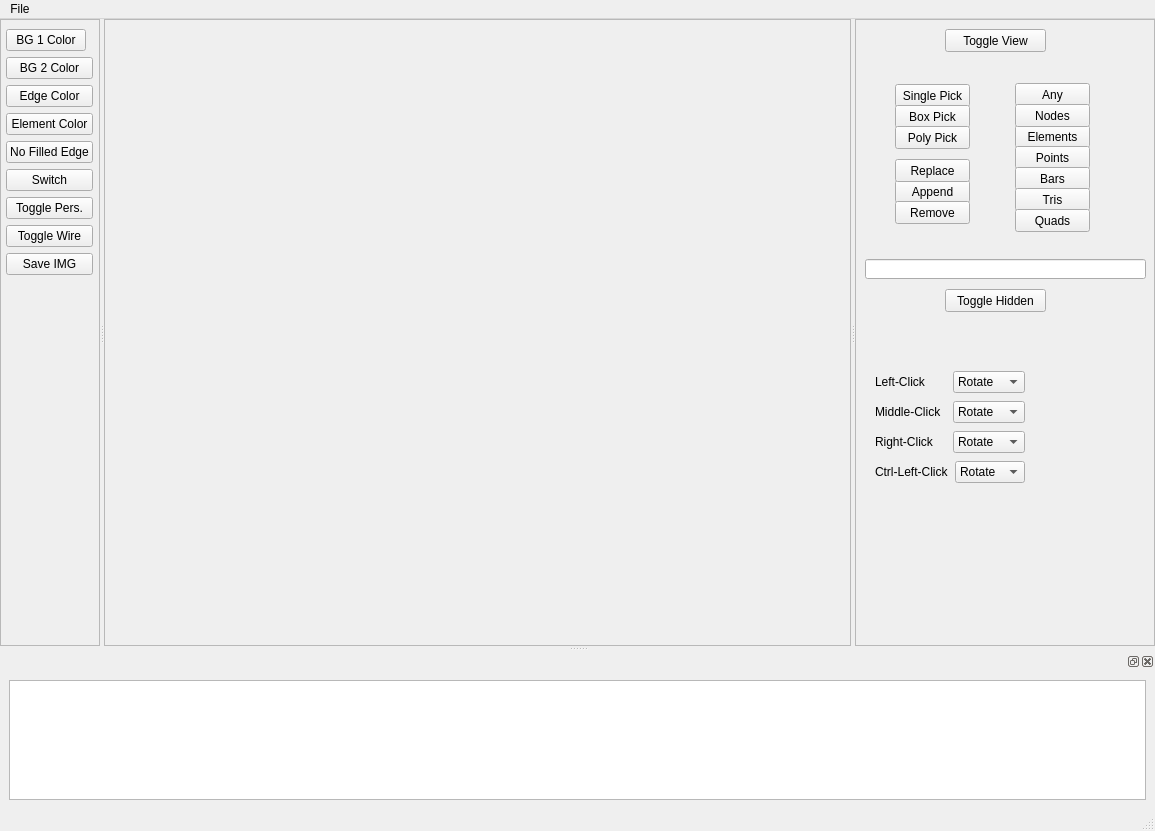
Above: fem_post/view/view.ui from MRedAero/FEMAnalysisTool before the change. Below: the same form after it.
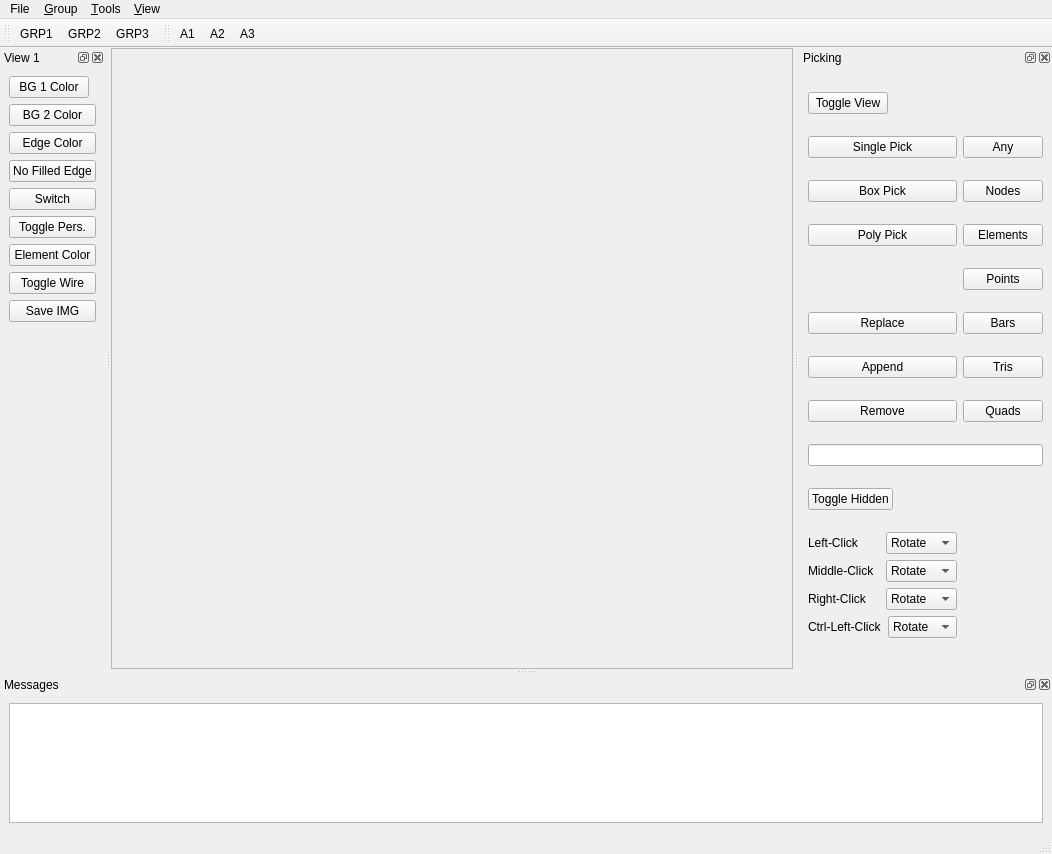
That is the form after the change. Icons and pictures are not drawn.

What changed in the file:
```diff
--- a/fem_post/view/view.ui
+++ b/fem_post/view/view.ui
@@ -6,8 +6,8 @@
    <rect>
     <x>0</x>
     <y>0</y>
-    <width>1155</width>
-    <height>831</height>
+    <width>1052</width>
+    <height>854</height>
    </rect>
   </property>
   <property name="windowTitle">
@@ -26,80 +26,160 @@
       <property name="orientation">
        <enum>Qt::Horizontal</enum>
       </property>
-      <widget class="QFrame" name="frame_3">
-       <property name="maximumSize">
-        <size>
-         <width>100</width>
-         <height>16777215</height>
-        </size>
+      <widget class="QSplitter" name="splitter">
+       <property name="orientation">
+        <enum>Qt::Horizontal</enum>
        </property>
+       <widget class="QFrame" name="frame">
        <property name="frameShape">
         <enum>QFrame::StyledPanel</enum>
        </property>
        <property name="frameShadow">
         <enum>QFrame::Raised</enum>
        </property>
-       <layout class="QGridLayout" name="gridLayout">
-        <property name="leftMargin">
+        <layout class="QGridLayout" name="gridLayout_2">
+         <property name="margin">
          <number>0</number>
         </property>
-        <property name="topMargin">
-         <number>9</number>
-        </property>
-        <property name="rightMargin">
+         <property name="spacing">
          <number>0</number>
         </property>
-        <property name="bottomMargin">
-         <number>0</number>
-        </property>
-        <property name="horizontalSpacing">
-         <number>0</number>
-        </property>
-        <property name="verticalSpacing">
-         <number>6</number>
-        </property>
+         <item row="0" column="0">
+          <layout class="QVBoxLayout" name="vl"/>
+         </item>
+        </layout>
+       </widget>
+      </widget>
+     </widget>
+    </item>
+   </layout>
+  </widget>
+  <widget class="QMenuBar" name="menubar">
+   <property name="geometry">
+    <rect>
+     <x>0</x>
+     <y>0</y>
+     <width>1052</width>
+     <height>21</height>
+    </rect>
+   </property>
+   <widget class="QMenu" name="menuFile">
+    <property name="title">
+     <string>File</string>
+    </property>
+    <addaction name="actionOpen"/>
+   </widget>
+   <widget class="QMenu" name="menu_Group">
+    <property name="title">
+     <string>&amp;Group</string>
+    </property>
+   </widget>
+   <widget class="QMenu" name="menu_Tools">
+    <property name="title">
+     <string>&amp;Tools</string>
+    </property>
+   </widget>
+   <widget class="QMenu" name="menu_View">
+    <property name="title">
+     <string>&amp;View</string>
+    </property>
+   </widget>
+   <addaction name="menuFile"/>
+   <addaction name="menu_Group"/>
+   <addaction name="menu_Tools"/>
+   <addaction name="menu_View"/>
+  </widget>
+  <widget class="QStatusBar" name="statusbar"/>
+  <widget class="QDockWidget" name="dock_msg">
+   <property name="windowTitle">
+    <string>Messages</string>
+   </property>
+   <attribute name="dockWidgetArea">
+    <number>8</number>
+   </attribute>
+   <widget class="QWidget" name="dockWidgetContents">
+    <layout class="QGridLayout" name="gridLayout_3">
         <item row="0" column="0">
-         <widget class="QPushButton" name="btn_bgcolor1">
+      <widget class="QPlainTextEdit" name="txt_msg">
           <property name="sizePolicy">
-           <sizepolicy hsizetype="Maximum" vsizetype="Fixed">
+        <sizepolicy hsizetype="Expanding" vsizetype="Maximum">
             <horstretch>0</horstretch>
             <verstretch>0</verstretch>
            </sizepolicy>
           </property>
-          <property name="text">
-           <string>BG 1 Color</string>
-          </property>
-         </widget>
-        </item>
-        <item row="1" column="0">
-         <widget class="QPushButton" name="btn_bgcolor2">
-          <property name="text">
-           <string>BG 2 Color</string>
+       <property name="minimumSize">
+        <size>
+         <width>0</width>
+         <height>120</height>
+        </size>
+       </property>
+       <property name="maximumSize">
+        <size>
+         <width>16777215</width>
+         <height>120</height>
+        </size>
           </property>
          </widget>
         </item>
-        <item row="2" column="0">
-         <widget class="QPushButton" name="btn_edgecolor">
-          <property name="text">
-           <string>Edge Color</string>
-          </property>
-         </widget>
-        </item>
-        <item row="3" column="0">
-         <widget class="QPushButton" name="btn_elementcolor">
-          <property name="text">
-           <string>Element Color</string>
-          </property>
-         </widget>
-        </item>
+    </layout>
+   </widget>
+  </widget>
+  <widget class="QToolBar" name="tbar_grp">
+   <property name="windowTitle">
+    <string>Grouping Toolbar</string>
+   </property>
+   <property name="toolTip">
+    <string>Group Toolbar</string>
+   </property>
+   <property name="statusTip">
+    <string>Group Tools</string>
+   </property>
+   <attribute name="toolBarArea">
+    <enum>TopToolBarArea</enum>
+   </attribute>
+   <attribute name="toolBarBreak">
+    <bool>false</bool>
+   </attribute>
+   <addaction name="action_GRP1"/>
+   <addaction name="actionGRP2"/>
+   <addaction name="actionGRP3"/>
+  </widget>
+  <widget class="QToolBar" name="tbar_1">
+   <property name="windowTitle">
+    <string>toolBar_2</string>
+   </property>
+   <property name="movable">
+    <bool>true</bool>
+   </property>
+   <property name="allowedAreas">
+    <set>Qt::AllToolBarAreas</set>
+   </property>
+   <property name="toolButtonStyle">
+    <enum>Qt::ToolButtonIconOnly</enum>
+   </property>
+   <property name="floatable">
+    <bool>true</bool>
+   </property>
+   <attribute name="toolBarArea">
+    <enum>TopToolBarArea</enum>
+   </attribute>
+   <attribute name="toolBarBreak">
+    <bool>false</bool>
+   </attribute>
+   <addaction name="action_A1"/>
+   <addaction name="action_A2"/>
+   <addaction name="action_A3"/>
+  </widget>
+  <widget class="QDockWidget" name="dock_view1">
+   <property name="windowTitle">
+    <string>View 1</string>
+   </property>
+   <attribute name="dockWidgetArea">
+    <number>1</number>
+   </attribute>
+   <widget class="QWidget" name="dockWidgetContents_2">
+    <layout class="QGridLayout" name="gridLayout_5">
         <item row="4" column="0">
-         <widget class="QPushButton" name="btn_nofillededge">
-          <property name="text">
-           <string>No Filled Edge</string>
-          </property>
-         </widget>
-        </item>
-        <item row="5" column="0">
          <widget class="QPushButton" name="btn_switch">
           <property name="toolTip">
            <string>Switch Background for Printing</string>
@@ -109,13 +189,67 @@
           </property>
          </widget>
         </item>
-        <item row="6" column="0">
+     <item row="1" column="0">
+      <widget class="QPushButton" name="btn_bgcolor2">
+       <property name="text">
+        <string>BG 2 Color</string>
+       </property>
+      </widget>
+     </item>
+     <item row="2" column="0">
+      <widget class="QPushButton" name="btn_edgecolor">
+       <property name="text">
+        <string>Edge Color</string>
+       </property>
+      </widget>
+     </item>
+     <item row="9" column="0">
+      <spacer name="verticalSpacer">
+       <property name="orientation">
+        <enum>Qt::Vertical</enum>
+       </property>
+       <property name="sizeHint" stdset="0">
+        <size>
+         <width>20</width>
+         <height>40</height>
+        </size>
+       </property>
+      </spacer>
+     </item>
+     <item row="5" column="0">
          <widget class="QPushButton" name="btn_perspectivetoggle">
           <property name="text">
            <string>Toggle Pers.</string>
           </property>
          </widget>
         </item>
+     <item row="0" column="0">
+      <widget class="QPushButton" name="btn_bgcolor1">
+       <property name="sizePolicy">
+        <sizepolicy hsizetype="Maximum" vsizetype="Fixed">
+         <horstretch>0</horstretch>
+         <verstretch>0</verstretch>
+        </sizepolicy>
+       </property>
+       <property name="text">
+        <string>BG 1 Color</string>
+       </property>
+      </widget>
+     </item>
+     <item row="3" column="0">
+      <widget class="QPushButton" name="btn_nofillededge">
+       <property name="text">
+        <string>No Filled Edge</string>
+       </property>
+      </widget>
+     </item>
+     <item row="6" column="0">
+      <widget class="QPushButton" name="btn_elementcolor">
+       <property name="text">
+        <string>Element Color</string>
+       </property>
+      </widget>
+     </item>
         <item row="7" column="0">
          <widget class="QPushButton" name="btn_togglewire">
           <property name="text">
@@ -130,107 +264,20 @@
           </property>
          </widget>
         </item>
-        <item row="9" column="0">
-         <spacer name="verticalSpacer">
-          <property name="orientation">
-           <enum>Qt::Vertical</enum>
-          </property>
-          <property name="sizeHint" stdset="0">
-           <size>
-            <width>20</width>
-            <height>40</height>
-           </size>
-          </property>
-         </spacer>
-        </item>
-       </layout>
-      </widget>
-      <widget class="QSplitter" name="splitter">
-       <property name="orientation">
-        <enum>Qt::Horizontal</enum>
-       </property>
-       <widget class="QFrame" name="frame">
-        <property name="frameShape">
-         <enum>QFrame::StyledPanel</enum>
-        </property>
-        <property name="frameShadow">
-         <enum>QFrame::Raised</enum>
-        </property>
-        <layout class="QGridLayout" name="gridLayout_2">
-         <property name="margin">
-          <number>0</number>
-         </property>
-         <property name="spacing">
-          <number>0</number>
-         </property>
-         <item row="0" column="0">
-          <layout class="QVBoxLayout" name="vl"/>
-         </item>
-        </layout>
-       </widget>
-       <widget class="QFrame" name="frame_2">
-        <property name="minimumSize">
-         <size>
-          <width>300</width>
-          <height>0</height>
-         </size>
-        </property>
-        <property name="maximumSize">
-         <size>
-          <width>300</width>
-          <height>16777215</height>
-         </size>
-        </property>
-        <property name="frameShape">
-         <enum>QFrame::StyledPanel</enum>
-        </property>
-        <property name="frameShadow">
-         <enum>QFrame::Raised</enum>
-        </property>
-        <widget class="QPushButton" name="toggle_view_button">
-         <property name="geometry">
-          <rect>
-           <x>90</x>
-           <y>10</y>
-           <width>101</width>
-           <height>23</height>
-          </rect>
-         </property>
-         <property name="sizePolicy">
-          <sizepolicy hsizetype="Maximum" vsizetype="Fixed">
-           <horstretch>0</horstretch>
-           <verstretch>0</verstretch>
-          </sizepolicy>
-         </property>
-         <property name="text">
-          <string>Toggle View</string>
-         </property>
-        </widget>
-        <widget class="QPushButton" name="single_pick_button">
-         <property name="geometry">
-          <rect>
-           <x>40</x>
-           <y>65</y>
-           <width>75</width>
-           <height>23</height>
-          </rect>
-         </property>
-         <property name="text">
-          <string>Single Pick</string>
-         </property>
-         <property name="autoDefault">
-          <bool>true</bool>
-         </property>
-        </widget>
+    </layout>
+   </widget>
+  </widget>
+  <widget class="QDockWidget" name="dock_picking">
+   <property name="windowTitle">
+    <string>Picking</string>
+   </property>
+   <attribute name="dockWidgetArea">
+    <number>2</number>
+   </attribute>
+   <widget class="QWidget" name="dockWidgetContents_3">
+    <layout class="QGridLayout" name="gridLayout">
+     <item row="2" column="0">
         <widget class="QPushButton" name="box_pick_button">
-         <property name="geometry">
-          <rect>
-           <x>40</x>
-           <y>86</y>
-           <width>75</width>
-           <height>23</height>
-          </rect>
-         </property>
          <property name="text">
           <string>Box Pick</string>
          </property>
@@ -238,91 +285,9 @@
           <bool>true</bool>
          </property>
         </widget>
-        <widget class="QPushButton" name="poly_pick_button">
-         <property name="geometry">
-          <rect>
-           <x>40</x>
-           <y>107</y>
-           <width>75</width>
-           <height>23</height>
-          </rect>
-         </property>
-         <property name="text">
-          <string>Poly Pick</string>
-         </property>
-         <property name="autoDefault">
-          <bool>true</bool>
-         </property>
-         <property name="default">
-          <bool>false</bool>
-         </property>
-         <property name="flat">
-          <bool>false</bool>
-         </property>
-        </widget>
-        <widget class="QPushButton" name="any_button">
-         <property name="geometry">
-          <rect>
-           <x>160</x>
-           <y>64</y>
-           <width>75</width>
-           <height>23</height>
-          </rect>
-         </property>
-         <property name="text">
-          <string>Any</string>
-         </property>
-         <property name="autoDefault">
-          <bool>true</bool>
-         </property>
-        </widget>
-        <widget class="QPushButton" name="elements_button">
-         <property name="geometry">
-          <rect>
-           <x>160</x>
-           <y>106</y>
-           <width>75</width>
-           <height>23</height>
-          </rect>
-         </property>
-         <property name="text">
-          <string>Elements</string>
-         </property>
-         <property name="autoDefault">
-          <bool>true</bool>
-         </property>
-         <property name="default">
-          <bool>false</bool>
-         </property>
-         <property name="flat">
-          <bool>false</bool>
-         </property>
-        </widget>
-        <widget class="QPushButton" name="nodes_button">
-         <property name="geometry">
-          <rect>
-           <x>160</x>
-           <y>85</y>
-           <width>75</width>
-           <height>23</height>
-          </rect>
-         </property>
-         <property name="text">
-          <string>Nodes</string>
-         </property>
-         <property name="autoDefault">
-          <bool>true</bool>
-         </property>
-        </widget>
+     </item>
+     <item row="4" column="1">
         <widget class="QPushButton" name="points_button">
-         <property name="geometry">
-          <rect>
-           <x>160</x>
-           <y>127</y>
-           <width>75</width>
-           <height>23</height>
-          </rect>
-         </property>
          <property name="text">
           <string>Points</string>
          </property>
@@ -336,15 +301,9 @@
           <bool>false</bool>
          </property>
         </widget>
+     </item>
+     <item row="5" column="1">
         <widget class="QPushButton" name="bars_button">
-         <property name="geometry">
-          <rect>
-           <x>160</x>
-           <y>148</y>
-           <width>75</width>
-           <height>23</height>
-          </rect>
-         </property>
          <property name="text">
           <string>Bars</string>
          </property>
@@ -358,69 +317,19 @@
           <bool>false</bool>
          </property>
         </widget>
-        <widget class="QPushButton" name="tris_button">
-         <property name="geometry">
-          <rect>
-           <x>160</x>
-           <y>169</y>
-           <width>75</width>
-           <height>23</height>
-          </rect>
-         </property>
+     </item>
+     <item row="1" column="0">
+      <widget class="QPushButton" name="single_pick_button">
          <property name="text">
-          <string>Tris</string>
+        <string>Single Pick</string>
          </property>
          <property name="autoDefault">
           <bool>true</bool>
          </property>
-         <property name="default">
-          <bool>false</bool>
-         </property>
-         <property name="flat">
-          <bool>false</bool>
-         </property>
-        </widget>
-        <widget class="QPushButton" name="quads_button">
-         <property name="geometry">
-          <rect>
-           <x>160</x>
-           <y>190</y>
-           <width>75</width>
-           <height>23</height>
-          </rect>
-         </property>
-         <property name="text">
-          <string>Quads</string>
-         </property>
-         <property name="autoDefault">
-          <bool>true</bool>
-         </property>
-         <property name="default">
-          <bool>false</bool>
-         </property>
-         <property name="flat">
-          <bool>false</bool>
-         </property>
-        </widget>
-        <widget class="QLineEdit" name="selection_box">
-         <property name="geometry">
-          <rect>
-           <x>10</x>
-           <y>240</y>
-           <width>281</width>
-           <height>20</height>
-          </rect>
-         </property>
-        </widget>
+      </widget>
+     </item>
+     <item row="9" column="0">
         <widget class="QPushButton" name="toggle_hidden_button">
-         <property name="geometry">
-          <rect>
-           <x>90</x>
-           <y>270</y>
-           <width>101</width>
-           <height>23</height>
-          </rect>
-         </property>
          <property name="sizePolicy">
           <sizepolicy hsizetype="Maximum" vsizetype="Fixed">
            <horstretch>0</horstretch>
@@ -431,31 +340,9 @@
           <string>Toggle Hidden</string>
          </property>
         </widget>
-        <widget class="QPushButton" name="append_selection_button">
-         <property name="geometry">
-          <rect>
-           <x>40</x>
-           <y>161</y>
-           <width>75</width>
-           <height>23</height>
-          </rect>
-         </property>
-         <property name="text">
-          <string>Append</string>
-         </property>
-         <property name="autoDefault">
-          <bool>true</bool>
-         </property>
-        </widget>
+     </item>
+     <item row="7" column="0">
         <widget class="QPushButton" name="remove_selection_button">
-         <property name="geometry">
-          <rect>
-           <x>40</x>
-           <y>182</y>
-           <width>75</width>
-           <height>23</height>
-          </rect>
-         </property>
          <property name="text">
           <string>Remove</string>
          </property>
@@ -469,15 +356,48 @@
           <bool>false</bool>
          </property>
         </widget>
+     </item>
+     <item row="6" column="1">
+      <widget class="QPushButton" name="tris_button">
+       <property name="text">
+        <string>Tris</string>
+       </property>
+       <property name="autoDefault">
+        <bool>true</bool>
+       </property>
+       <property name="default">
+        <bool>false</bool>
+       </property>
+       <property name="flat">
+        <bool>false</bool>
+       </property>
+      </widget>
+     </item>
+     <item row="1" column="1">
+      <widget class="QPushButton" name="any_button">
+       <property name="text">
+        <string>Any</string>
+       </property>
+       <property name="autoDefault">
+        <bool>true</bool>
+       </property>
+      </widget>
+     </item>
+     <item row="2" column="1">
+      <widget class="QPushButton" name="nodes_button">
+       <property name="text">
+        <string>Nodes</string>
+       </property>
+       <property name="autoDefault">
+        <bool>true</bool>
+       </property>
+      </widget>
+     </item>
+     <item row="8" column="0" colspan="2">
+      <widget class="QLineEdit" name="selection_box"/>
+     </item>
+     <item row="5" column="0">
         <widget class="QPushButton" name="replace_selection_button">
-         <property name="geometry">
-          <rect>
-           <x>40</x>
-           <y>140</y>
-           <width>75</width>
-           <height>23</height>
-          </rect>
-         </property>
          <property name="text">
           <string>Replace</string>
          </property>
@@ -485,15 +405,66 @@
           <bool>true</bool>
          </property>
         </widget>
-        <widget class="QWidget" name="">
-         <property name="geometry">
-          <rect>
-           <x>20</x>
-           <y>350</y>
-           <width>150</width>
-           <height>116</height>
-          </rect>
-         </property>
+     </item>
+     <item row="6" column="0">
+      <widget class="QPushButton" name="append_selection_button">
+       <property name="text">
+        <string>Append</string>
+       </property>
+       <property name="autoDefault">
+        <bool>true</bool>
+       </property>
+      </widget>
+     </item>
+     <item row="3" column="1">
+      <widget class="QPushButton" name="elements_button">
+       <property name="text">
+        <string>Elements</string>
+       </property>
+       <property name="autoDefault">
+        <bool>true</bool>
+       </property>
+       <property name="default">
+        <bool>false</bool>
+       </property>
+       <property name="flat">
+        <bool>false</bool>
+       </property>
+      </widget>
+     </item>
+     <item row="3" column="0">
+      <widget class="QPushButton" name="poly_pick_button">
+       <property name="text">
+        <string>Poly Pick</string>
+       </property>
+       <property name="autoDefault">
+        <bool>true</bool>
+       </property>
+       <property name="default">
+        <bool>false</bool>
+       </property>
+       <property name="flat">
+        <bool>false</bool>
+       </property>
+      </widget>
+     </item>
+     <item row="7" column="1">
+      <widget class="QPushButton" name="quads_button">
+       <property name="text">
+        <string>Quads</string>
+       </property>
+       <property name="autoDefault">
+        <bool>true</bool>
+       </property>
+       <property name="default">
+        <bool>false</bool>
+       </property>
+       <property name="flat">
+        <bool>false</bool>
+       </property>
+      </widget>
+     </item>
+     <item row="10" column="0">
          <layout class="QVBoxLayout" name="verticalLayout">
           <item>
            <layout class="QHBoxLayout" name="horizontalLayout">
@@ -684,62 +655,68 @@
            </layout>
           </item>
          </layout>
-        </widget>
-       </widget>
-      </widget>
-     </widget>
-    </item>
-   </layout>
-  </widget>
-  <widget class="QMenuBar" name="menubar">
-   <property name="geometry">
-    <rect>
-     <x>0</x>
-     <y>0</y>
-     <width>1155</width>
-     <height>21</height>
-    </rect>
-   </property>
-   <widget class="QMenu" name="menuFile">
-    <property name="title">
-     <string>File</string>
-    </property>
-    <addaction name="actionOpen"/>
-   </widget>
-   <addaction name="menuFile"/>
-  </widget>
-  <widget class="QStatusBar" name="statusbar"/>
-  <widget class="QDockWidget" name="dockWidget">
-   <attribute name="dockWidgetArea">
-    <number>8</number>
-   </attribute>
-   <widget class="QWidget" name="dockWidgetContents">
-    <layout class="QGridLayout" name="gridLayout_3">
+     </item>
      <item row="0" column="0">
-      <widget class="QPlainTextEdit" name="txt_msg">
+      <widget class="QPushButton" name="toggle_view_button">
        <property name="sizePolicy">
-        <sizepolicy hsizetype="Expanding" vsizetype="Maximum">
+        <sizepolicy hsizetype="Maximum" vsizetype="Fixed">
          <horstretch>0</horstretch>
          <verstretch>0</verstretch>
         </sizepolicy>
        </property>
-       <property name="minimumSize">
-        <size>
-         <width>0</width>
-         <height>120</height>
-        </size>
-       </property>
-       <property name="maximumSize">
-        <size>
-         <width>16777215</width>
-         <height>120</height>
-        </size>
+       <property name="text">
+        <string>Toggle View</string>
        </property>
       </widget>
      </item>
     </layout>
    </widget>
   </widget>
+  <action name="action_A1">
+   <property name="checkable">
+    <bool>true</bool>
+   </property>
+   <property name="icon">
+    <iconset resource="qrc/viewqrc.qrc">
+     <normaloff>:/qrc/074.png</normaloff>:/qrc/074.png</iconset>
+   </property>
+   <property name="text">
+    <string>&amp;A1</string>
+   </property>
+  </action>
+  <action name="action_A2">
+   <property name="icon">
+    <iconset resource="qrc/viewqrc.qrc">
+     <normaloff>:/qrc/002.png</normaloff>:/qrc/002.png</iconset>
+   </property>
+   <property name="text">
+    <string>&amp;A2</string>
+   </property>
+  </action>
+  <action name="action_A3">
+   <property name="icon">
+    <iconset resource="qrc/viewqrc.qrc">
+     <normaloff>:/qrc/097.png</normaloff>:/qrc/097.png</iconset>
+   </property>
+   <property name="text">
+    <string>&amp;A3</string>
+   </property>
+  </action>
+  <action name="action_GRP1">
+   <property name="text">
+    <string>&amp;GRP1</string>
+   </property>
+  </action>
+  <action name="actionGRP2">
+   <property name="text">
+    <string>GRP2</string>
+   </property>
+  </action>
+  <action name="actionGRP3">
+   <property name="text">
+    <string>GRP3</string>
+   </property>
+  </action>
   <action name="actionOpen">
    <property name="text">
     <string>Open...</string>
```
Left out of the diff: 9 changed lines with no effect on the pictures. Lines whose indentation alone changed are shown as unchanged.
